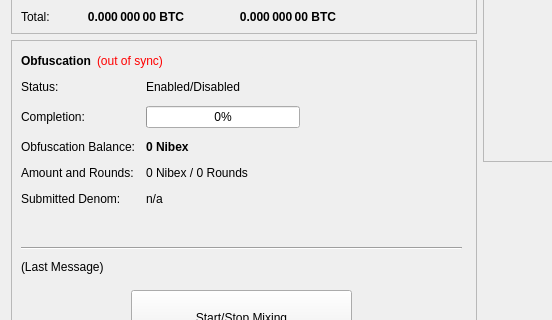
This is src/qt/forms/overviewpage.ui in eboot/Zix as Qt 5 draws it before an edit; both pictures show x 0 to 552 and y 182 to 502 of the 960 by 615 pixel window. The edited form follows.
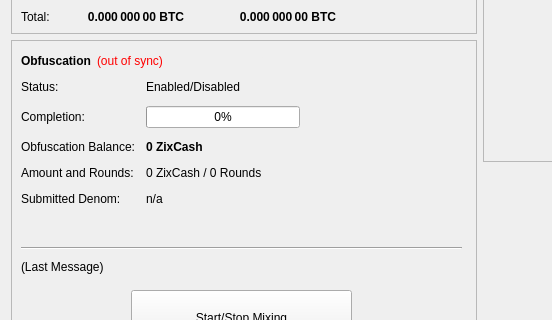
This is the edited form.

Patch:
```diff
--- a/src/qt/forms/overviewpage.ui
+++ b/src/qt/forms/overviewpage.ui
@@ -474,7 +474,7 @@
               </font>
              </property>
              <property name="text">
-              <string notr="true">0 Nibex</string>
+              <string notr="true">0 ZixCash</string>
              </property>
             </widget>
            </item>
@@ -488,7 +488,7 @@
            <item row="3" column="1">
             <widget class="QLabel" name="labelAmountRounds">
              <property name="text">
-              <string>0 Nibex / 0 Rounds</string>
+              <string>0 ZixCash / 0 Rounds</string>
              </property>
             </widget>
            </item>
```
Left out of the diff: 6 changed lines with no effect on the pictures.
